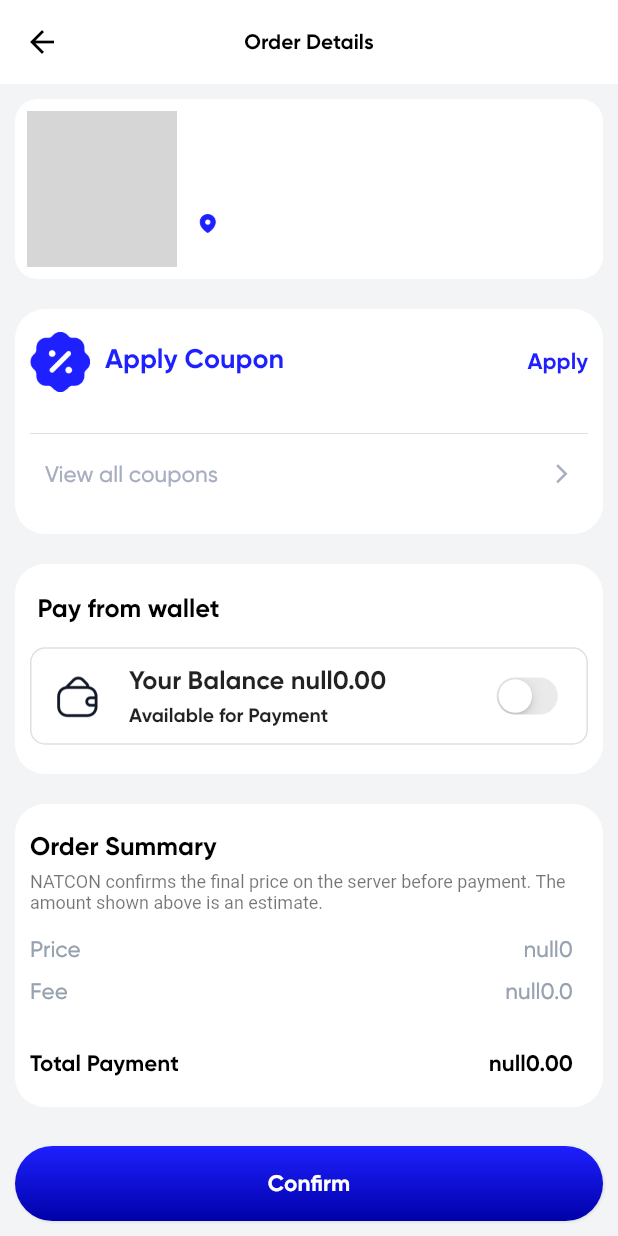
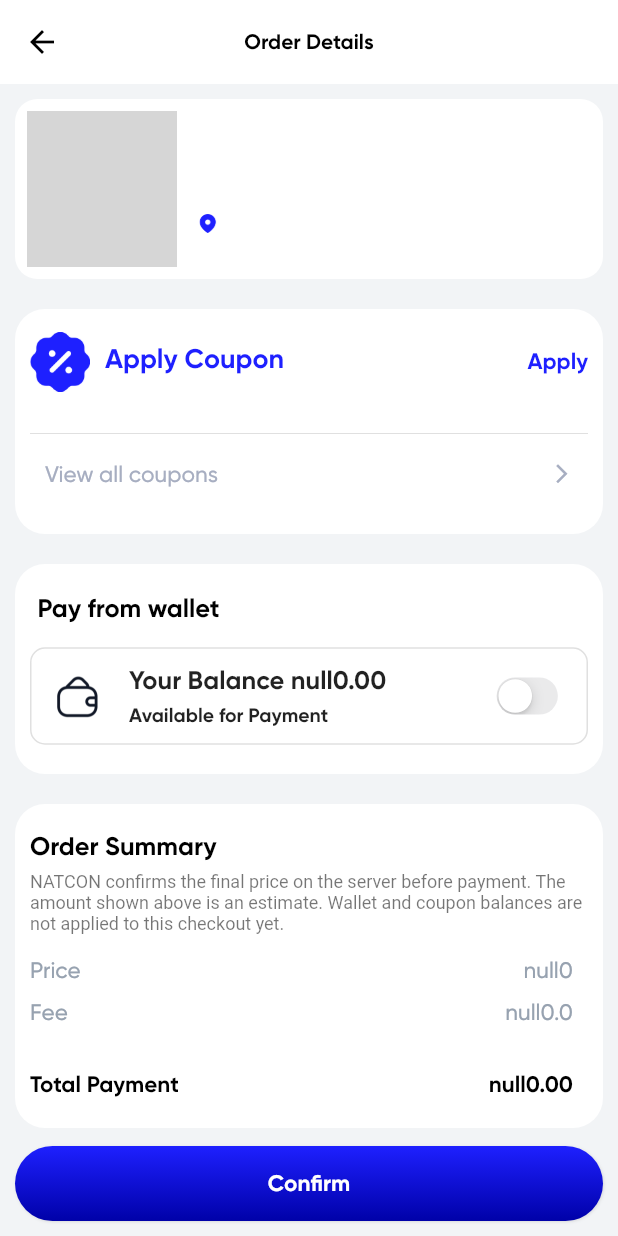
Before and after one commit to techsalaf/natcon-admin, a Flutter app: the OrderDetailsScreen screen opened directly with empty values, on a phone screen of 412 x 824 dp. Run offline on Flutter 3.47's test engine with Material 3 defaults, Android fonts, the phone set to English and light mode, and no system bars; our stand-ins replace accordion, cached_network_image, carousel_slider, cloud_firestore, dio, dotted_border and 29 more; missing offline and left inert: http_auth, image_stack, mobile_scanner, onesignal_flutter, razorpay_flutter, textfield_tags; accounts and stored records are empty; network calls fail; Roboto replaces fonts that are missing (Gilroy); statements that could not run were skipped; grey boxes are pictures that could not be loaded.

Commit message:
Document mobile integration setup and pricing limits

```diff
--- a/natcon-user-app/lib/screen/order_details.dart
+++ b/natcon-user-app/lib/screen/order_details.dart
@@ -571,7 +571,7 @@ class _OrderDetailsScreenState extends State<OrderDetailsScreen> {
                     ),
                     const SizedBox(height: 6),
                     const Text(
-                      'NATCON confirms the final price on the server before payment. The amount shown above is an estimate.',
+                      'NATCON confirms the final price on the server before payment. The amount shown above is an estimate. Wallet and coupon balances are not applied to this checkout yet.',
                       style: TextStyle(fontSize: 12, color: Colors.black54),
                     ),
                     SizedBox(
```
Also changed, not shown: 1 other file.
